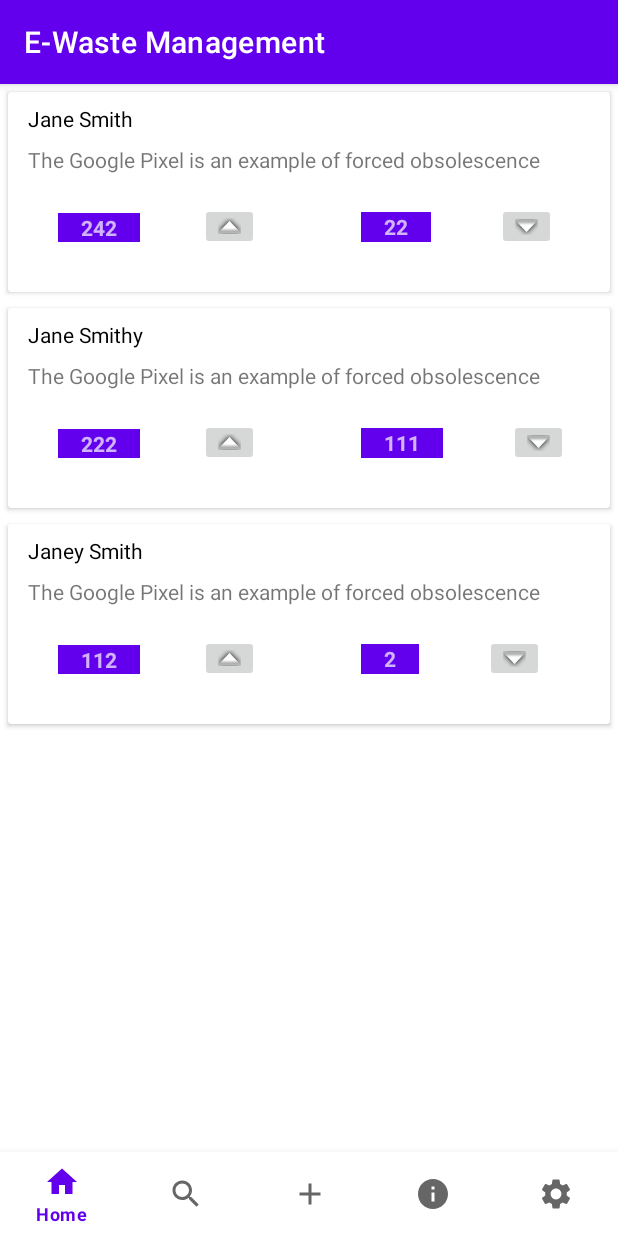
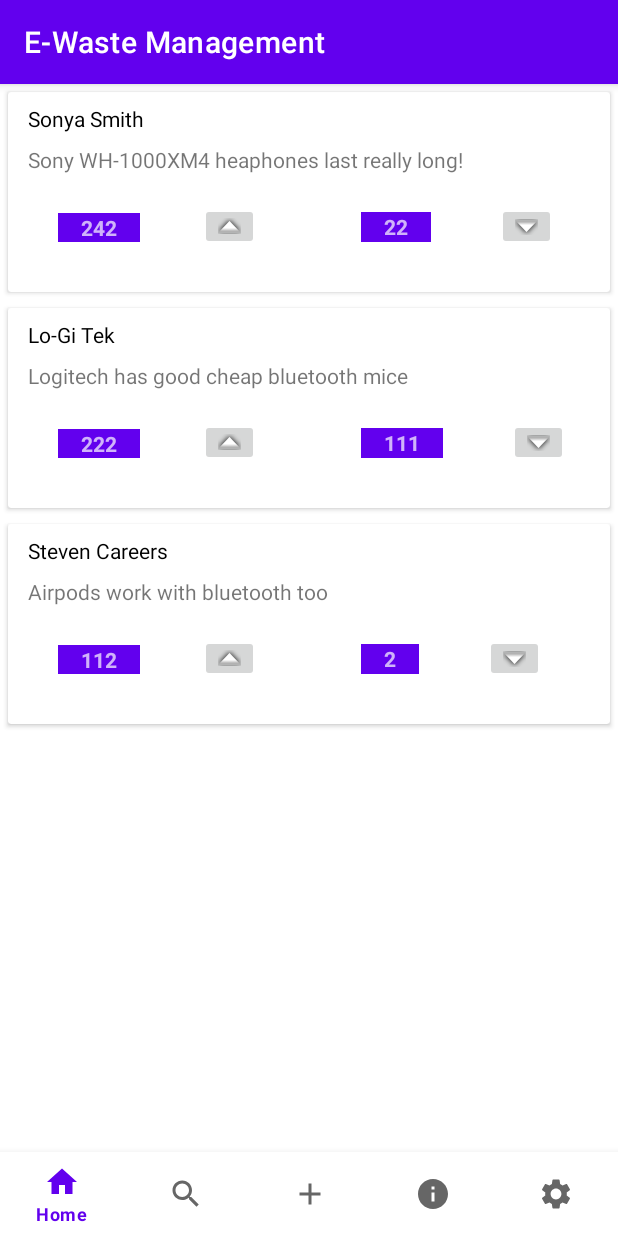
Before and after one commit to jasonwoitalla/csci5115-project, an Android app: the fragment BluetoothComment placed in its activity, on a phone screen of 412 x 824 dp. Run offline under Robolectric (Android 15) with nearby library versions, the phone set to English and light mode, and no system bars.

Commit message:
Sample comments!

```diff
--- a/app/src/main/java/com/example/csci5115project/BluetoothComment.java
+++ b/app/src/main/java/com/example/csci5115project/BluetoothComment.java
@@ -65,9 +65,9 @@ public class BluetoothComment extends Fragment {
         }
         //initializing the productlist
 
-        commentList.add(new Comment(242,22,"The Google Pixel is an example of forced obsolescence", "Jane Smith"));
-        commentList.add(new Comment(222,111,"The Google Pixel is an example of forced obsolescence", "Jane Smithy"));
-        commentList.add(new Comment(112,2,"The Google Pixel is an example of forced obsolescence", "Janey Smith"));
+        commentList.add(new Comment(242,22,"Sony WH-1000XM4 heaphones last really long!", "Sonya Smith"));
+        commentList.add(new Comment(222,111,"Logitech has good cheap bluetooth mice", "Lo-Gi Tek"));
+        commentList.add(new Comment(112,2,"Airpods work with bluetooth too", "Steven Careers"));
 
 
     }
--- a/app/src/main/java/com/example/csci5115project/SmartphoneComment.java
+++ b/app/src/main/java/com/example/csci5115project/SmartphoneComment.java
@@ -52,9 +52,9 @@ public class SmartphoneComment extends Fragment {
         }
         //initializing the productlist
 
-        commentList.add(new Comment(242,22,"The Google Pixel is an example of forced obsolescence", "Jane Smith"));
-        commentList.add(new Comment(222,111,"The Google Pixel is an example of forced obsolescence", "Jane Smithy"));
-        commentList.add(new Comment(112,2,"The Google Pixel is an example of forced obsolescence", "Janey Smith"));
+        commentList.add(new Comment(242,22,"The Google Pixel is an example of forced obsolescence", "Boogle Smith"));
+        commentList.add(new Comment(222,111,"iPhones last long but R.I.P. when they stop supporting your iOS version", "Cousin Throckmorton"));
+        commentList.add(new Comment(112,2,"Motorola Razors look so cool (I know they aren't actually smartphones)", "Jasjit Singh"));
     }
 
     @Override
```
Also changed, not shown: app/src/main/java/com/example/csci5115project/BluetoothPageFragment.java (+2 -7 lines), app/src/main/java/com/example/csci5115project/SmartphonePageFragment.java (+1 -11 lines).
